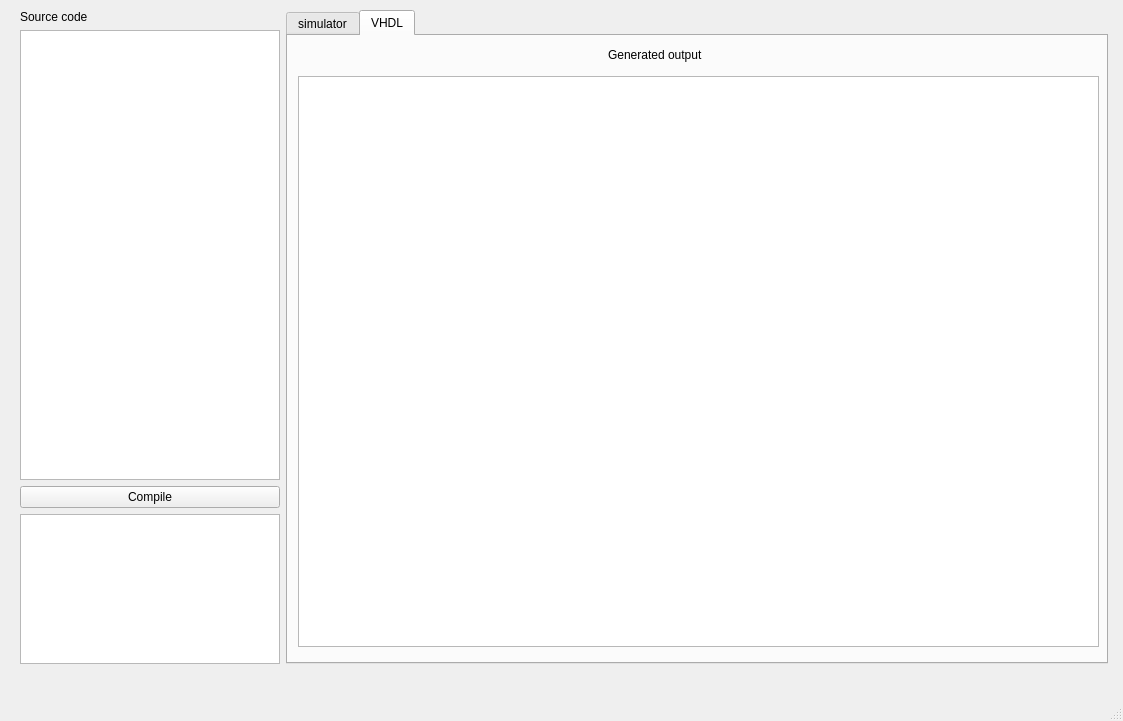
First picture: the form in mainwindow.ui, repository touilleMan/trimps, before the edit.
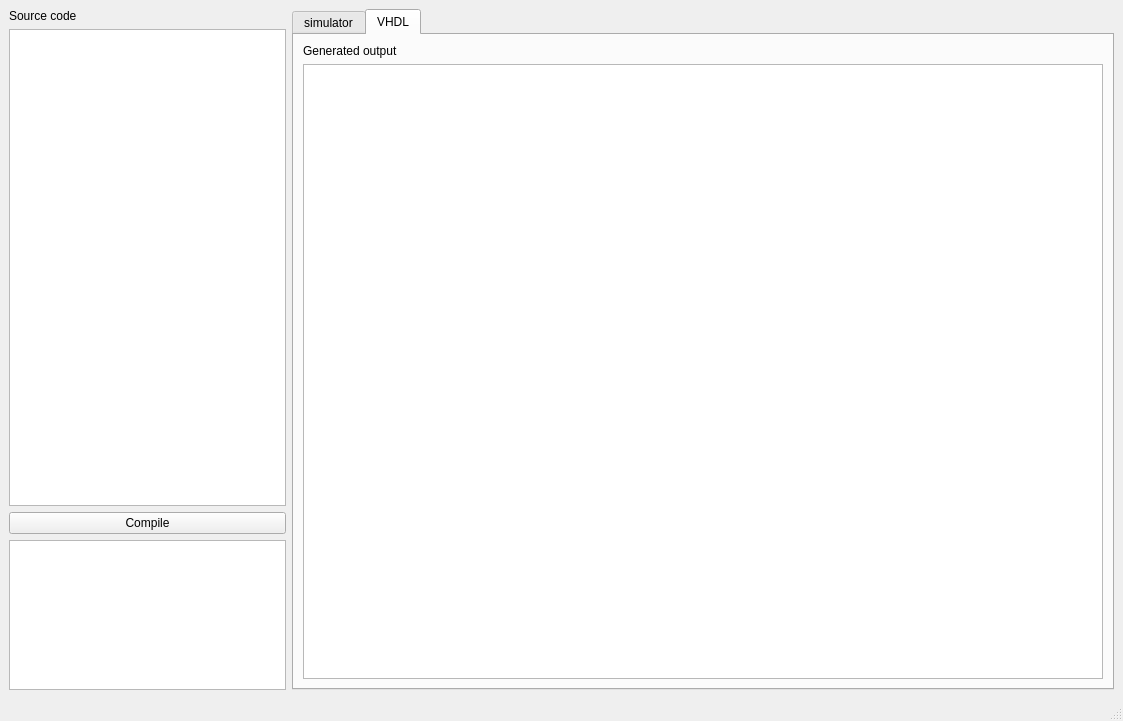
Second picture: the form after the edit. The open tabs and pages were chosen to show the change. Custom widgets are drawn as their Qt base class.

What changed in the file:
```diff
--- a/mainwindow.ui
+++ b/mainwindow.ui
@@ -14,15 +14,8 @@
    <string>MainWindow</string>
   </property>
   <widget class="QWidget" name="centralwidget">
-   <widget class="QWidget" name="">
-    <property name="geometry">
-     <rect>
-      <x>20</x>
-      <y>10</y>
-      <width>1088</width>
-      <height>654</height>
-     </rect>
-    </property>
+   <layout class="QGridLayout" name="gridLayout">
+    <item row="0" column="0">
     <layout class="QHBoxLayout" name="horizontalLayout_2">
      <item>
       <layout class="QVBoxLayout" name="verticalLayout_2">
@@ -131,37 +124,28 @@
         <attribute name="title">
          <string>VHDL</string>
         </attribute>
-        <widget class="QPlainTextEdit" name="textEdit_vhdl">
-         <property name="geometry">
-          <rect>
-           <x>10</x>
-           <y>40</y>
-           <width>801</width>
-           <height>571</height>
-          </rect>
-         </property>
-         <property name="readOnly">
-          <bool>true</bool>
-         </property>
-        </widget>
+         <layout class="QGridLayout" name="gridLayout_2">
+          <item row="0" column="0">
         <widget class="QLabel" name="label">
-         <property name="geometry">
-          <rect>
-           <x>320</x>
-           <y>10</y>
-           <width>131</width>
-           <height>17</height>
-          </rect>
-         </property>
          <property name="text">
           <string>Generated output</string>
          </property>
         </widget>
-       </widget>
-      </widget>
+          </item>
+          <item row="1" column="0">
+           <widget class="QPlainTextEdit" name="textEdit_vhdl">
+            <property name="readOnly">
+             <bool>true</bool>
+            </property>
+           </widget>
      </item>
     </layout>
    </widget>
+       </widget>
+      </item>
+     </layout>
+    </item>
+   </layout>
   </widget>
   <widget class="QMenuBar" name="menubar">
    <property name="geometry">
```
Left out of the diff: 2 changed lines with no effect on the pictures. Lines whose indentation alone changed are shown as unchanged.
